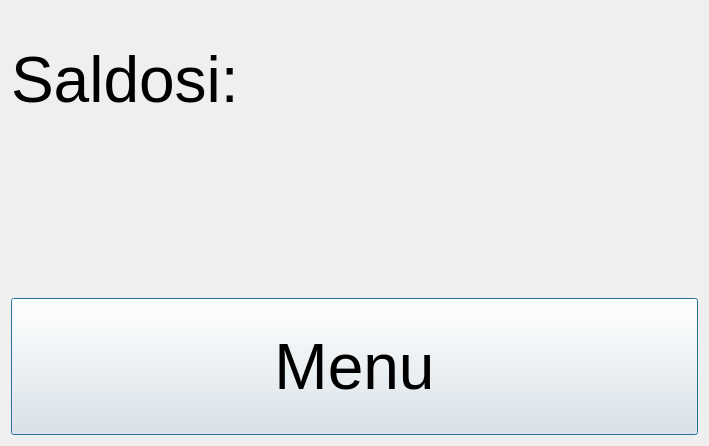
tvt21kmo-bank-project/group_3, file bankautomat/saldo_credit.ui: the form before one commit.
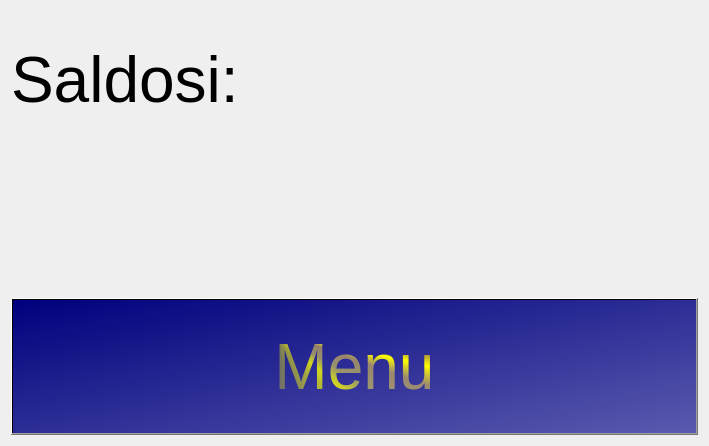
The form after the commit.

```diff
--- a/bankautomat/saldo_credit.ui
+++ b/bankautomat/saldo_credit.ui
@@ -52,29 +52,8 @@
       </font>
      </property>
      <property name="styleSheet">
-      <string notr="true">QPushButton {
-
-  background-color:  #C0C0C0;
-    border-style: outset;
-    border-width: 2px;
-    border-radius: 10px;
-    border-color: beige;
-    min-width: 10em;
-    padding: 6px;
-	color: black;
-}♣
-
-QPushButton:pressed {
-
-  background-color:  #808080;
-    border-style: outset;
-    border-width: 2px;
-    border-radius: 10px;
-    border-color: beige;
-    min-width: 10em;
-    padding: 6px;
-	color: black;
-}♣</string>
+      <string notr="true">background-color: qlineargradient(spread:pad, x1:0, y1:0, x2:1, y2:1, stop:0 rgba(0, 0, 125, 255), stop:1 rgba(90, 90, 175, 255));
+color: qconicalgradient(cx:0, cy:0, angle:135, stop:0 rgba(255, 255, 0, 69), stop:0.375 rgba(255, 255, 0, 69), stop:0.423533 rgba(251, 255, 0, 145), stop:0.45 rgba(247, 255, 0, 208), stop:0.477581 rgba(255, 244, 71, 130), stop:0.518717 rgba(255, 218, 71, 130), stop:0.55 rgba(255, 255, 0, 255), stop:0.57754 rgba(255, 203, 0, 130), stop:0.625 rgba(255, 255, 0, 69), stop:1 rgba(255, 255, 0, 69));</string>
      </property>
      <property name="text">
       <string>Menu</string>
```
Left out of the diff: 3 changed lines with no effect on the pictures.
